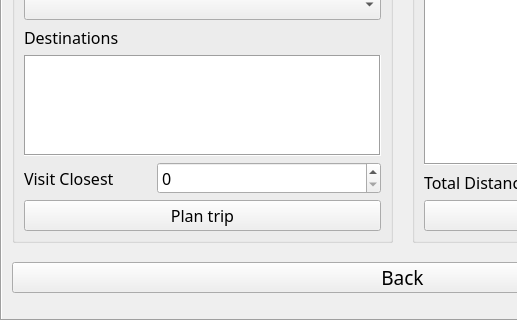
This is mainwindow.ui in RSpeckles/Baseball as Qt 5 draws it before an edit; both pictures show x 0 to 517 and y 280 to 600 of the 800 by 600 pixel window. The edited form follows.
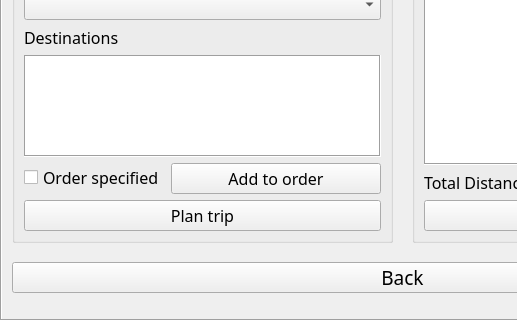
This is the edited form. The open tabs and pages were chosen to show the change.

Commit message: order specified added

The edit to the form file:
```diff
--- a/mainwindow.ui
+++ b/mainwindow.ui
@@ -1232,6 +1232,9 @@
          </property>
         </widget>
        </item>
+       <item row="1" column="0" colspan="2">
+        <widget class="QComboBox" name="comboPlanStadiums"/>
+       </item>
        <item row="4" column="0">
         <widget class="QLabel" name="labelDestinations">
          <property name="font">
@@ -1256,30 +1259,24 @@
          </property>
         </widget>
        </item>
-       <item row="9" column="0" colspan="2">
+       <item row="11" column="0" colspan="2">
         <widget class="QPushButton" name="buttonPlanTrip">
          <property name="text">
           <string>Plan trip</string>
          </property>
         </widget>
        </item>
-       <item row="1" column="0" colspan="2">
-        <widget class="QComboBox" name="comboPlanStadiums"/>
-       </item>
-       <item row="7" column="1">
-        <widget class="QSpinBox" name="spinClosest"/>
-       </item>
        <item row="7" column="0">
-        <widget class="QLabel" name="labelStartingCollege_2">
-         <property name="font">
-          <font>
-           <family>Bahnschrift Light</family>
-           <pointsize>12</pointsize>
-           <bold>false</bold>
-          </font>
+        <widget class="QCheckBox" name="orderSpecified">
+         <property name="text">
+          <string>Order specified</string>
          </property>
+        </widget>
+       </item>
+       <item row="7" column="1">
+        <widget class="QPushButton" name="addToOrder">
          <property name="text">
-          <string>Visit Closest</string>
+          <string>Add to order</string>
          </property>
         </widget>
        </item>
```
Left out of the diff: 25 changed lines with no effect on the pictures. The commit also changes 3 other files.
